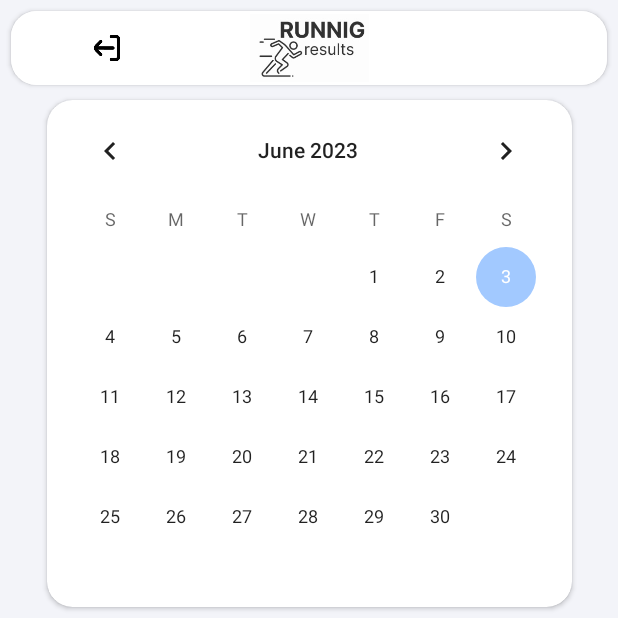
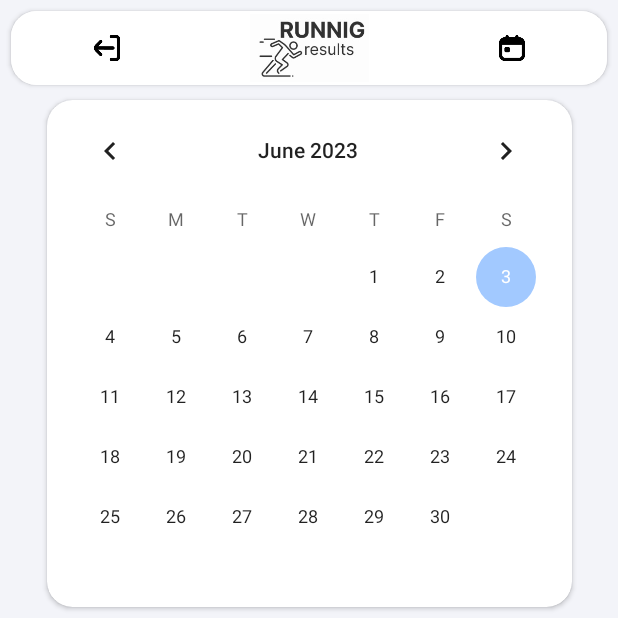
Before and after one commit to For1xs/MainProjectYourResults, an Android app: the screen it shows after launch once a user with an empty profile is signed in (MainActivity), on a phone screen of 412 x 824 dp, the top half of it. Run offline under Robolectric (Android 15) with nearby library versions, the phone set to English and light mode, and no system bars; our stand-ins replace Firebase (no records; nobody signed in at launch, a user with empty details on screens opened directly).

Commit message:
refactor activities

```diff
--- a/app/src/main/java/com/example/mainprojectyourresults/CalculateTimePage4.java
+++ b/app/src/main/java/com/example/mainprojectyourresults/ui/CalculateTimePage4.java
@@ -1,4 +1,4 @@
-package com.example.mainprojectyourresults;
+package com.example.mainprojectyourresults.ui;
 
 import androidx.appcompat.app.AppCompatActivity;
 
@@ -11,6 +11,8 @@ import android.widget.EditText;
 import android.widget.ImageButton;
 import android.widget.TextView;
 import android.widget.ArrayAdapter;
+
+import com.example.mainprojectyourresults.R;
 import com.example.mainprojectyourresults.data.RankTableManAutoData;
 import com.example.mainprojectyourresults.data.RankTableWomanAutoData;
 import com.example.mainprojectyourresults.data.TableOfDistances;
--- a/app/src/main/java/com/example/mainprojectyourresults/TimeToCategoryActivityPage2.java
+++ b/app/src/main/java/com/example/mainprojectyourresults/ui/TimeToCategoryActivityPage2.java
@@ -1,4 +1,4 @@
-package com.example.mainprojectyourresults;
+package com.example.mainprojectyourresults.ui;
 
 import androidx.annotation.Nullable;
 import androidx.appcompat.app.AppCompatActivity;
@@ -14,6 +14,7 @@ import android.widget.ImageButton;
 import android.widget.Spinner;
 import android.widget.TextView;
 
+import com.example.mainprojectyourresults.R;
 import com.example.mainprojectyourresults.data.RankTableManAutoData;
 import com.example.mainprojectyourresults.data.RankTableWomanAutoData;
 import com.example.mainprojectyourresults.data.TableOfDistances;
--- a/app/src/main/java/com/example/mainprojectyourresults/YourCategoryPage3.java
+++ b/app/src/main/java/com/example/mainprojectyourresults/ui/YourCategoryPage3.java
@@ -1,4 +1,4 @@
-package com.example.mainprojectyourresults;
+package com.example.mainprojectyourresults.ui;
 
 
 import androidx.appcompat.app.AppCompatActivity;
@@ -14,6 +14,7 @@ import android.widget.ImageButton;
 import android.widget.Spinner;
 import android.widget.TextView;
 
+import com.example.mainprojectyourresults.R;
 import com.example.mainprojectyourresults.data.RankTableManAutoData;
 import com.example.mainprojectyourresults.data.RankTableWomanAutoData;
 import com.example.mainprojectyourresults.data.TableOfDistances;
--- a/app/src/main/res/layout/activity_graph.xml
+++ b/app/src/main/res/layout/activity_graph.xml
@@ -5,7 +5,7 @@
     android:layout_width="match_parent"
     android:layout_height="match_parent"
     android:background="#F3F4F9"
-    tools:context=".GraphActivity">
+    tools:context=".ui.GraphActivity">
 
 
     <TextView
@@ -129,7 +129,10 @@
                 android:id="@+id/btnInsert"
                 android:layout_width="wrap_content"
                 android:layout_height="wrap_content"
+                android:layout_marginTop="10dp"
                 android:layout_marginEnd="20dp"
+                android:layout_marginBottom="10dp"
+                android:background="@drawable/roundedbutton"
                 android:text="Button"
                 app:layout_constraintBottom_toBottomOf="parent"
                 app:layout_constraintEnd_toEndOf="parent"
--- a/app/src/main/res/layout/activity_login.xml
+++ b/app/src/main/res/layout/activity_login.xml
@@ -7,7 +7,7 @@
     android:background="#F3F4F9"
     android:gravity="center"
     android:orientation="vertical"
-    tools:context=".LoginActivity">
+    tools:context=".ui.LoginActivity">
 
     <ImageView
         android:id="@+id/imageView2"
--- a/app/src/main/res/layout/activity_main.xml
+++ b/app/src/main/res/layout/activity_main.xml
@@ -7,7 +7,7 @@
     android:layout_height="match_parent"
     android:background="#F3F4F9"
     tools:background="@color/white"
-    tools:context=".MainActivity">
+    tools:context=".ui.MainActivity">
 
 
     <androidx.cardview.widget.CardView
@@ -105,6 +105,18 @@
             android:layout_height="match_parent"
             android:background="@color/white">
 
+            <ImageView
+                android:id="@+id/imageView21"
+                android:layout_width="17dp"
+                android:layout_height="25dp"
+                android:layout_marginEnd="-270dp"
+                app:layout_constraintBottom_toBottomOf="parent"
+                app:layout_constraintEnd_toEndOf="parent"
+                app:layout_constraintStart_toStartOf="parent"
+                app:layout_constraintTop_toTopOf="parent"
+                app:srcCompat="@drawable/go_to_first_activity"
+                tools:srcCompat="@tools:sample/avatars" />
+
             <ImageButton
                 android:id="@+id/signOutButton"
                 android:layout_width="17dp"
--- a/app/src/main/res/layout/activity_register.xml
+++ b/app/src/main/res/layout/activity_register.xml
@@ -7,7 +7,7 @@
     android:background="#F3F4F9"
     android:gravity="center"
     android:orientation="vertical"
-    tools:context=".RegisterActivity">
+    tools:context=".ui.RegisterActivity">
 
     <ImageView
         android:id="@+id/imageView"
```
Also changed, not shown: app/src/main/AndroidManifest.xml (+7 -7 lines), app/src/main/java/com/example/mainprojectyourresults/ui/GraphActivity.java (renamed from app/src/main/java/com/example/mainprojectyourresults/GraphActivity.java, +8 -11 lines), app/src/main/java/com/example/mainprojectyourresults/ui/LoginActivity.java (renamed from app/src/main/java/com/example/mainprojectyourresults/RegisterActivity.java, +29 -37 lines), app/src/main/java/com/example/mainprojectyourresults/ui/MainActivity.java (renamed from app/src/main/java/com/example/mainprojectyourresults/MainActivity.java, +4 -3 lines), app/src/main/java/com/example/mainprojectyourresults/ui/RegisterActivity.java (renamed from app/src/main/java/com/example/mainprojectyourresults/LoginActivity.java, +38 -29 lines), app/src/main/res/layout/activity_calculate_time_page4.xml (+13 -1 lines), app/src/main/res/layout/activity_time_to_category_page2.xml (+12 -0 lines), app/src/main/res/layout/activity_your_category_page3.xml (+13 -1 lines), app/src/main/res/layout/dialog_set_event.xml (+5 -5 lines).
